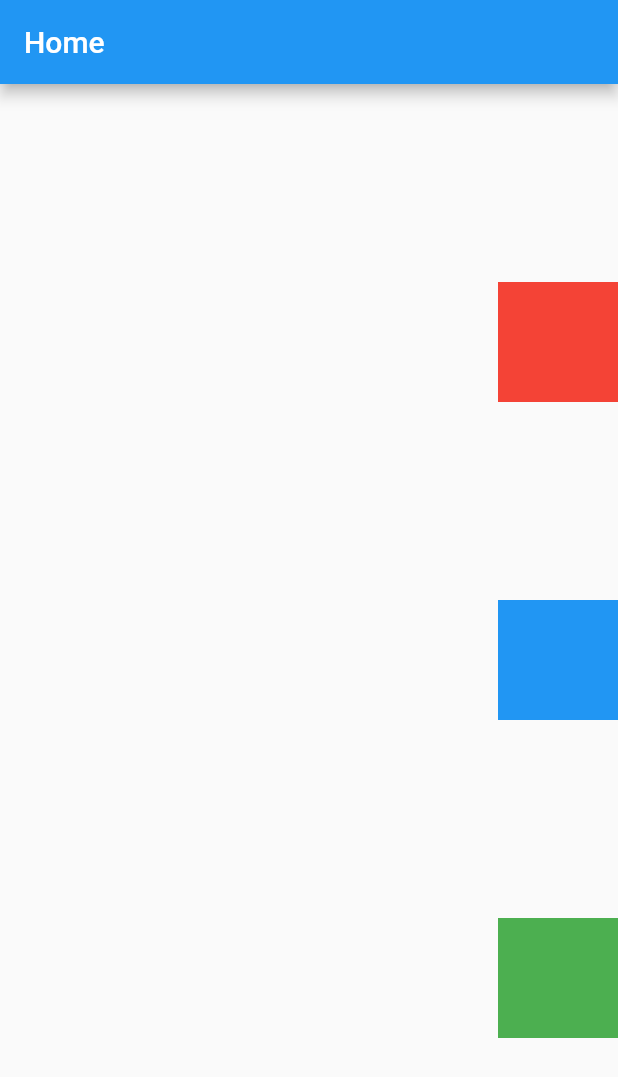
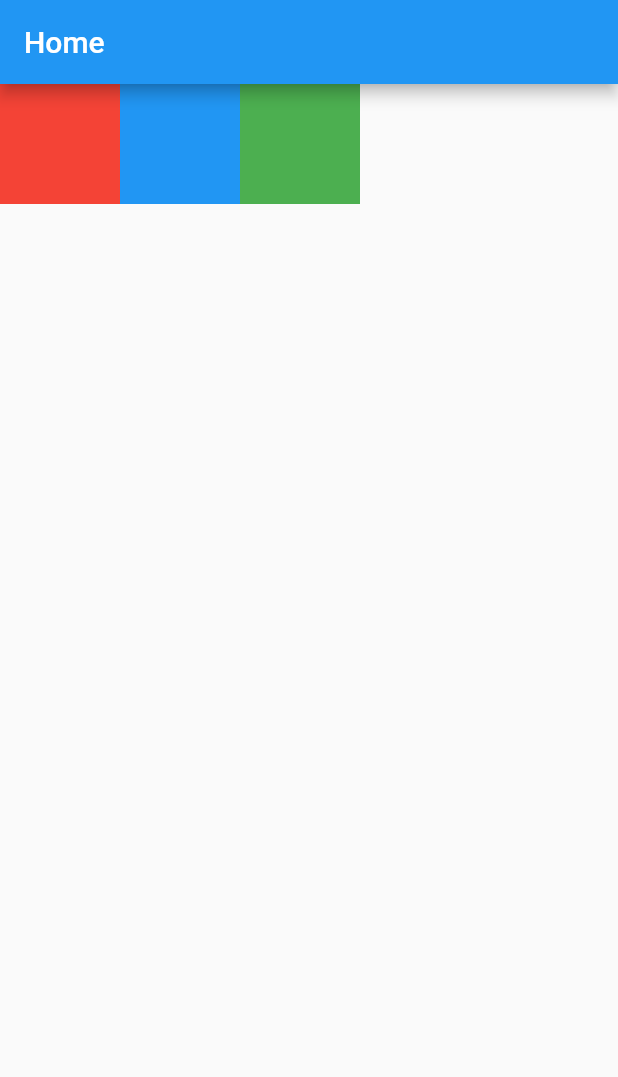
Before and after one commit to joaopichetti/semeando-devs, a Flutter app: the screen it shows after launch, on a phone screen of 412 x 824 dp. Shown: the top 1077 px of the screen. Run offline on Flutter 3.47's test engine with Material 2 defaults, Android fonts, the light colour scheme and no system bars.

Commit message:
Utilizando Row no lugar de Column

```diff
--- a/flutter_hello_world/lib/home_page.dart
+++ b/flutter_hello_world/lib/home_page.dart
@@ -18,9 +18,7 @@ class _HomePageState extends State<HomePage> {
       ),
       body: SizedBox(
         width: double.infinity,
-        child: Column(
-          mainAxisAlignment: MainAxisAlignment.spaceEvenly,
-          crossAxisAlignment: CrossAxisAlignment.end,
+        child: Row(
           children: [
             Container(
               height: 80,
```
